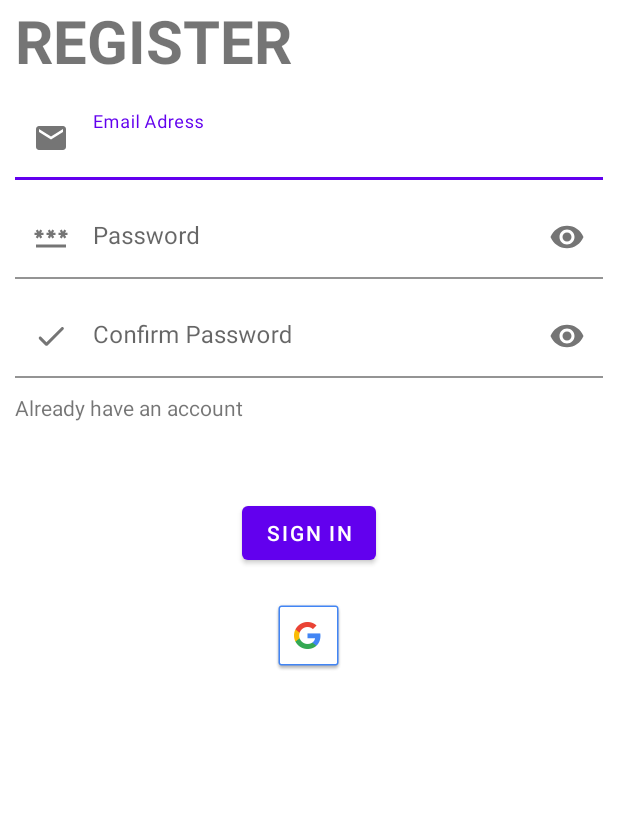
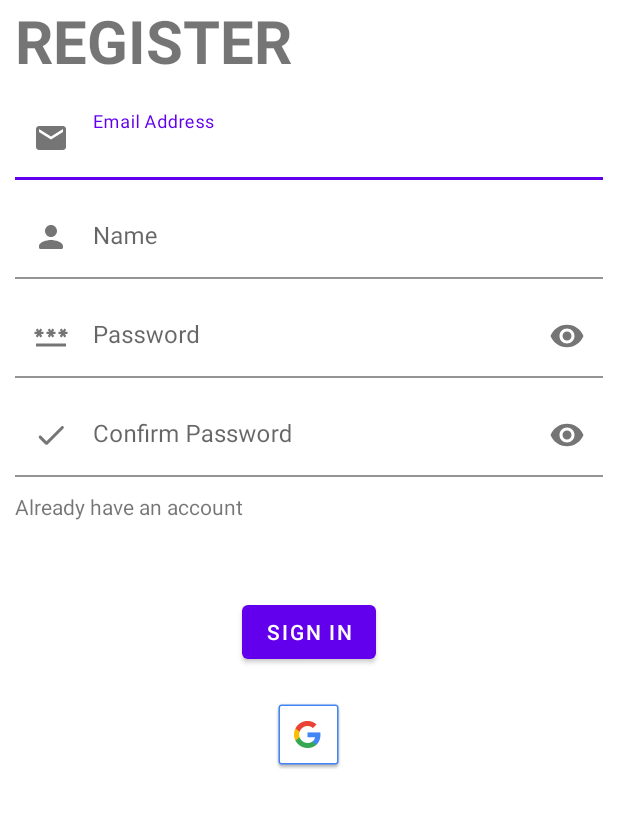
Before and after one commit to net0218game/ClassMate-HYPE, an Android app: the RegisterActivity screen opened directly, with no data from a screen before it, on a phone screen of 412 x 824 dp, the part 399-1227 px from its top. Run offline under Robolectric (Android 15) with nearby library versions, the phone set to English and light mode, and no system bars; our stand-ins replace Firebase (no records; nobody signed in at launch, a user with empty details on screens opened directly).

```diff
--- a/ClassMate/app/build.gradle.kts
+++ b/ClassMate/app/build.gradle.kts
@@ -49,6 +49,7 @@ dependencies {
     implementation("androidx.recyclerview:recyclerview:1.3.0")
     implementation("androidx.annotation:annotation:1.6.0")
     implementation("com.google.firebase:firebase-auth:22.2.0")
+    implementation("com.google.firebase:firebase-database:20.3.0")
     testImplementation("junit:junit:4.13.2")
     androidTestImplementation("androidx.test.ext:junit:1.1.5")
     androidTestImplementation("androidx.test.espresso:espresso-core:3.5.1")
--- a/ClassMate/app/src/main/java/com/example/classmate/ui/timetablefragment/DailyTimetableFragment.java
+++ b/ClassMate/app/src/main/java/com/example/classmate/ui/timetablefragment/DailyTimetableFragment.java
@@ -62,15 +62,13 @@ public class DailyTimetableFragment extends Fragment {
         String[] orak = {"Matek", "Angol", "Info", "Töri", "Magyar", "Tesi", "Német", "Fizika"};
         RecyclerView.Adapter<ClassAdapter.ViewHolder> adapter = new ClassAdapter(orak);
 
-        // Set the LayoutManager that
-        // this RecyclerView will use.
+        // LayoutManager beallitasa RecyclerView-hoz.
         RecyclerView recyclerView
                 = view.findViewById(R.id.timetable_recycler_view);
         recyclerView.setLayoutManager(
                 new LinearLayoutManager(getContext()));
 
-        // adapter instance is set to the
-        // recyclerview to inflate the items.
+        // adapter beallitasa
         recyclerView.setAdapter(adapter);
 
         return view;
--- a/ClassMate/app/src/main/res/layout/activity_login.xml
+++ b/ClassMate/app/src/main/res/layout/activity_login.xml
@@ -36,7 +36,7 @@
             android:layout_width="match_parent"
             android:layout_height="wrap_content"
             android:background="@color/transparent"
-            android:hint="Email Adress"
+            android:hint="Email Address"
             android:selectAllOnFocus="true"
             android:singleLine="true" />
     </com.google.android.material.textfield.TextInputLayout>
--- a/ClassMate/app/src/main/res/layout/activity_register.xml
+++ b/ClassMate/app/src/main/res/layout/activity_register.xml
@@ -24,7 +24,6 @@
         android:textSize="40dp"
         android:textStyle="bold" />
 
-
     <com.google.android.material.textfield.TextInputLayout
         android:layout_width="match_parent"
         android:layout_height="wrap_content"
@@ -36,7 +35,23 @@
             android:layout_width="match_parent"
             android:layout_height="wrap_content"
             android:background="@color/transparent"
-            android:hint="Email Adress"
+            android:hint="Email Address"
+            android:selectAllOnFocus="true"
+            android:singleLine="true" />
+    </com.google.android.material.textfield.TextInputLayout>
+
+    <com.google.android.material.textfield.TextInputLayout
+        android:layout_width="match_parent"
+        android:layout_height="wrap_content"
+        android:layout_marginTop="10dp"
+        app:startIconDrawable="@drawable/round_person_24">
+
+        <com.google.android.material.textfield.TextInputEditText
+            android:id="@+id/registerNameInput"
+            android:layout_width="match_parent"
+            android:layout_height="wrap_content"
+            android:background="@color/transparent"
+            android:hint="Name"
             android:selectAllOnFocus="true"
             android:singleLine="true" />
     </com.google.android.material.textfield.TextInputLayout>
@@ -102,7 +117,6 @@
         android:layout_marginBottom="20dp"
         android:text="@string/action_sign_in_short" />
 
-
     <ProgressBar
         android:id="@+id/registerLoading"
         android:layout_width="wrap_content"
@@ -123,5 +137,4 @@
         android:layout_height="wrap_content"
         app:srcCompat="@drawable/common_google_signin_btn_icon_dark" />
 
-
 </LinearLayout>
```
Also changed, not shown: ClassMate/app/src/main/java/com/example/classmate/interfaces/User.java (added, +29 -0 lines), ClassMate/app/src/main/java/com/example/classmate/ui/register/RegisterActivity.java (+33 -10 lines), 1 other file.
